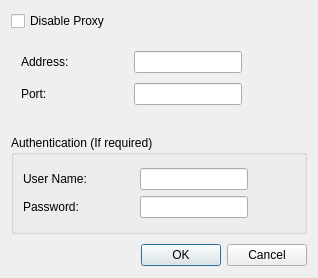
Old version of the form src/ui/wizproxydialog.ui in the repository WizTeam/WizQTClient.
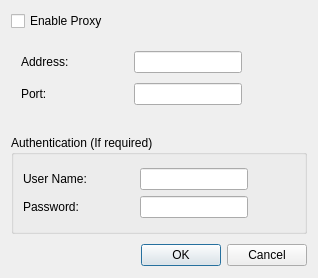
New version of the form.

Commit message: proxy enable

```diff
--- a/src/ui/wizproxydialog.ui
+++ b/src/ui/wizproxydialog.ui
@@ -23,7 +23,7 @@
    <item>
     <widget class="QCheckBox" name="checkProxyStatus">
      <property name="text">
-      <string>Disable Proxy</string>
+      <string>Enable Proxy</string>
      </property>
     </widget>
    </item>
```
The commit also changes 3 other files.
